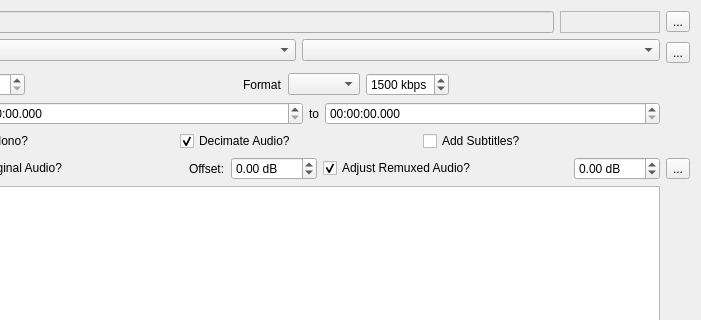
3ll3d00d/beqdesigner, file src/main/python/ui/extract.ui: the form before one commit; both pictures show x 179 to 880 and y 0 to 320 of the 880 by 1027 pixel window.
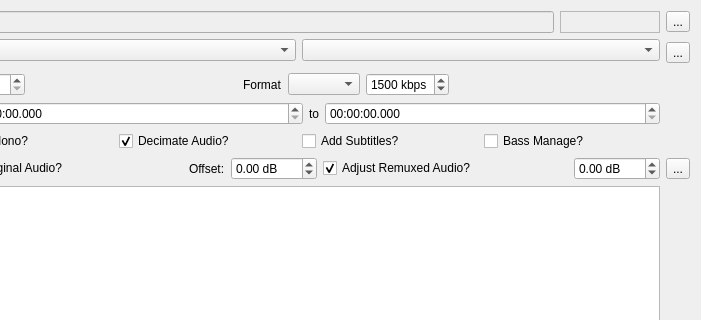
The form after the commit. Custom widgets are drawn as their Qt base class.

```diff
--- a/src/main/python/ui/extract.ui
+++ b/src/main/python/ui/extract.ui
@@ -208,6 +208,13 @@
          </property>
         </widget>
        </item>
+       <item>
+        <widget class="QCheckBox" name="bassManage">
+         <property name="text">
+          <string>Bass Manage?</string>
+         </property>
+        </widget>
+       </item>
       </layout>
      </item>
      <item row="1" column="1">
```
Left out of the diff: 109 changed lines with no effect on the pictures.
